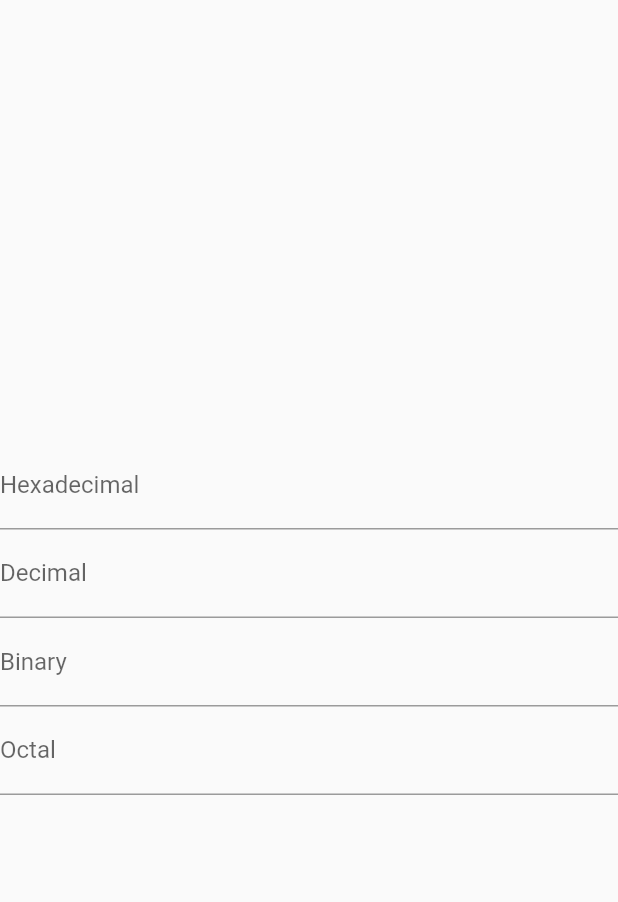
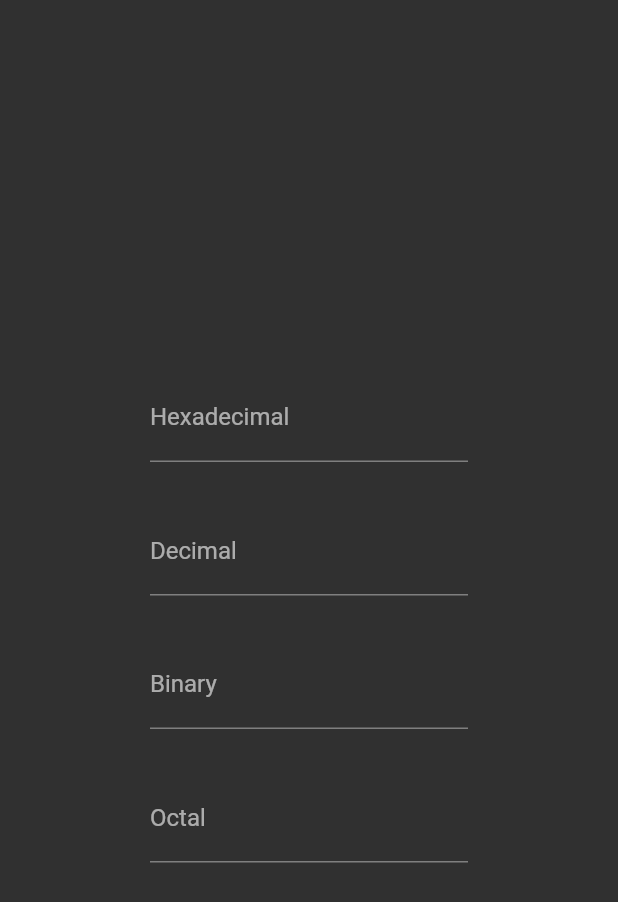
Before and after one commit to Collanteslu/easynumericbase, a Flutter app: the screen it shows after launch, on a phone screen of 412 x 824 dp. Shown: the top 902 px of the screen. Run offline on Flutter 3.47's test engine with Material 2 defaults, Android fonts, the phone set to English and light mode, and no system bars.

Commit message:
Modificacion de tema

```diff
--- a/lib/main.dart
+++ b/lib/main.dart
@@ -14,8 +14,14 @@ class MyApp extends StatelessWidget {
       debugShowCheckedModeBanner: false,
       title: 'Easy Numeric Base',
       theme: ThemeData(
-        primarySwatch: Colors.blue,
+        brightness: Brightness.light,
+        /* light theme settings */
       ),
+      darkTheme: ThemeData(
+        brightness: Brightness.dark,
+        /* dark theme settings */
+      ),
+      themeMode: ThemeMode.dark,
       home: const NumericBasePage(),
     );
   }
--- a/lib/pages/NumericBasePage.dart
+++ b/lib/pages/NumericBasePage.dart
@@ -91,7 +91,9 @@ class _NumericBasePageState extends State<NumericBasePage> {
   @override
   Widget build(BuildContext context) {
     return Scaffold(
-      body: Center(
+      body: Container(
+        margin: const EdgeInsets.all(100.0),
+        child: Center(
           child: Column(
             mainAxisAlignment: MainAxisAlignment.center,
             children: <Widget>[
@@ -109,6 +111,9 @@ class _NumericBasePageState extends State<NumericBasePage> {
                   });
                 },
               ),
+              const SizedBox(
+                height: 30.0,
+              ),
               TextField(
                 controller: _controllerDecimal,
                 decoration: const InputDecoration(
@@ -122,6 +127,9 @@ class _NumericBasePageState extends State<NumericBasePage> {
                   });
                 },
               ),
+              const SizedBox(
+                height: 30.0,
+              ),
               TextField(
                 controller: _controllerBinary,
                 decoration: const InputDecoration(
@@ -134,6 +142,9 @@ class _NumericBasePageState extends State<NumericBasePage> {
                     chageTextBinary(_textBinary);
                   });
                 },
+              ),
+              const SizedBox(
+                height: 30.0,
               ),
               TextField(
                 controller: _controllerOctal,
@@ -151,6 +162,7 @@ class _NumericBasePageState extends State<NumericBasePage> {
             ],
           ),
         ),
+      ),
     );
   }
 }
```
Lines whose indentation alone changed are shown as unchanged.
